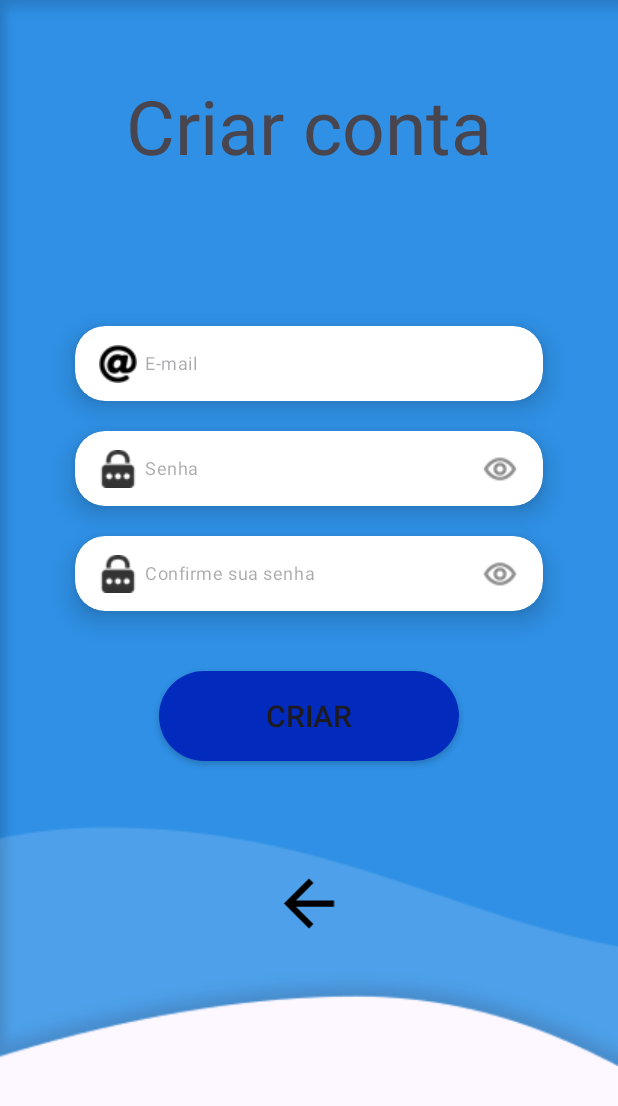
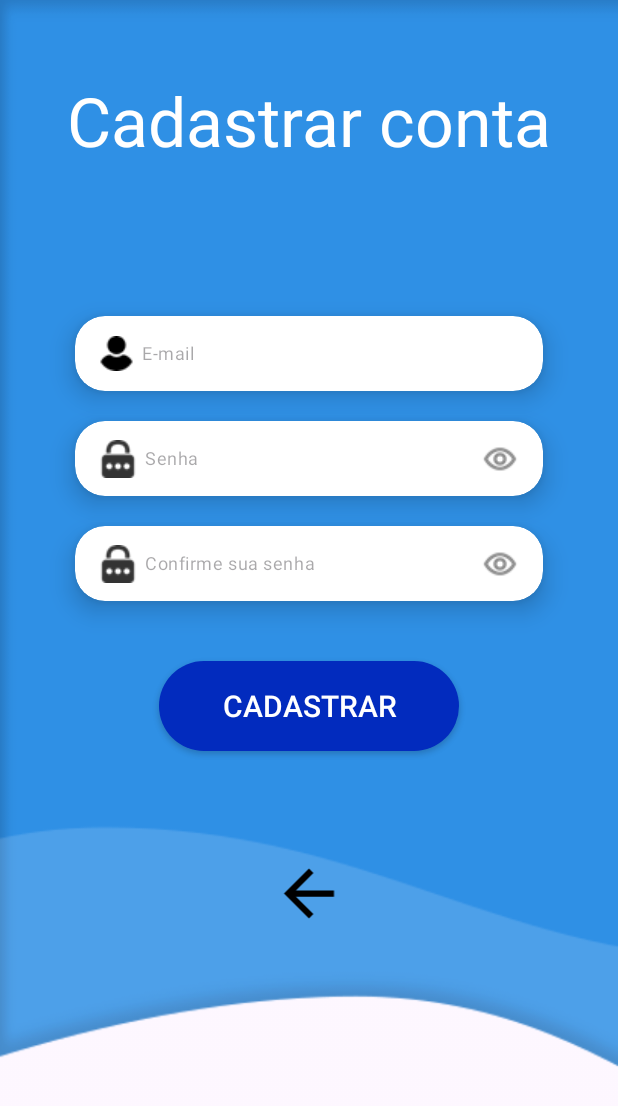
Before and after one commit to LuizFurmann/Android-Task-Firebase, an Android app: the SignUpActivity screen opened directly, with no data from a screen before it, on a phone screen of 412 x 824 dp. Shown: the top 1106 px of the screen. Run offline under Robolectric (Android 15) with nearby library versions, the phone set to English and light mode, and no system bars; our stand-ins replace Firebase (no records; nobody signed in at launch, a user with empty details on screens opened directly).

Commit message:
ajustes de layout

```diff
--- a/app/build.gradle.kts
+++ b/app/build.gradle.kts
@@ -49,6 +49,7 @@ dependencies {
     implementation("com.google.firebase:firebase-firestore:24.10.2")
     implementation("com.google.firebase:firebase-auth-ktx:22.3.1")
     implementation("com.google.firebase:firebase-database-ktx:20.3.0")
+    implementation("com.google.firebase:firebase-storage:20.3.0")
     testImplementation("junit:junit:4.13.2")
     androidTestImplementation("androidx.test.ext:junit:1.1.5")
     androidTestImplementation("androidx.test.espresso:espresso-core:3.5.1")
--- a/app/src/main/java/com/example/tasks/view/task/MainActivity.kt
+++ b/app/src/main/java/com/example/tasks/view/task/MainActivity.kt
@@ -57,7 +57,7 @@ class MainActivity : AppCompatActivity(), TaskLongClickListener {
         val user = FirebaseAuth.getInstance().currentUser!!
         val headerView = binding.navView.getHeaderView(0)
         val navUsername = headerView.findViewById<View>(R.id.userEmail) as TextView
-        navUsername.text = user.displayName.toString()
+        navUsername.text = user.email.toString()
     }
 
     private fun setupDrawer() {
--- a/app/src/main/res/layout/activity_login.xml
+++ b/app/src/main/res/layout/activity_login.xml
@@ -12,7 +12,7 @@
         android:layout_width="wrap_content"
         android:layout_height="wrap_content"
         android:layout_marginTop="50dp"
-        android:text="Bem vinda(o)!"
+        android:text="Bem vindo(a)!"
         android:textSize="50sp"
         android:textColor="@color/white"
         app:layout_constraintEnd_toEndOf="parent"
@@ -125,8 +125,8 @@
         android:id="@+id/tvDontHaveAccount"
         android:layout_width="wrap_content"
         android:layout_height="wrap_content"
-        android:text="Não possui uma conta?"
-        android:layout_marginStart="30dp"
+        android:text="Não tem uma conta?"
+        android:layout_marginStart="50dp"
         android:textColor="@color/white"
         app:layout_constraintStart_toStartOf="parent"
         app:layout_constraintTop_toTopOf="parent"
--- a/app/src/main/res/layout/activity_sign_up.xml
+++ b/app/src/main/res/layout/activity_sign_up.xml
@@ -12,8 +12,9 @@
         android:layout_width="wrap_content"
         android:layout_height="wrap_content"
         android:layout_marginTop="50dp"
-        android:text="Criar conta"
-        android:textSize="50sp"
+        android:textColor="@color/white"
+        android:text="Cadastrar conta"
+        android:textSize="45sp"
         app:layout_constraintEnd_toEndOf="parent"
         app:layout_constraintStart_toStartOf="parent"
         app:layout_constraintTop_toTopOf="parent" />
@@ -45,7 +46,7 @@
                 android:layout_width="match_parent"
                 android:layout_height="wrap_content"
                 android:background="@drawable/shape_round_auth"
-                android:drawableStart="@drawable/ic_email"
+                android:drawableStart="@drawable/ic_user"
                 android:drawablePadding="5dp"
                 android:hint="E-mail"
                 android:lines="1"
@@ -129,7 +130,8 @@
         android:id="@+id/btnRegister"
         android:layout_width="200dp"
         android:layout_height="60dp"
-        android:text="Criar"
+        android:text="Cadastrar"
+        android:textColor="@color/white"
         android:background="@drawable/button_shape"
         android:textSize="20sp"
         android:layout_marginTop="40dp"
--- a/app/src/main/res/layout/nav_header.xml
+++ b/app/src/main/res/layout/nav_header.xml
@@ -28,7 +28,7 @@
         android:layout_width="wrap_content"
         android:layout_height="wrap_content"
         android:layout_marginStart="10dp"
-        android:text="Bem vinda(o)"
+        android:text="Bem vindo(a)"
         android:textColor="@color/white"
         android:textSize="24sp"
         app:layout_constraintStart_toEndOf="@+id/cardProfile"
```
